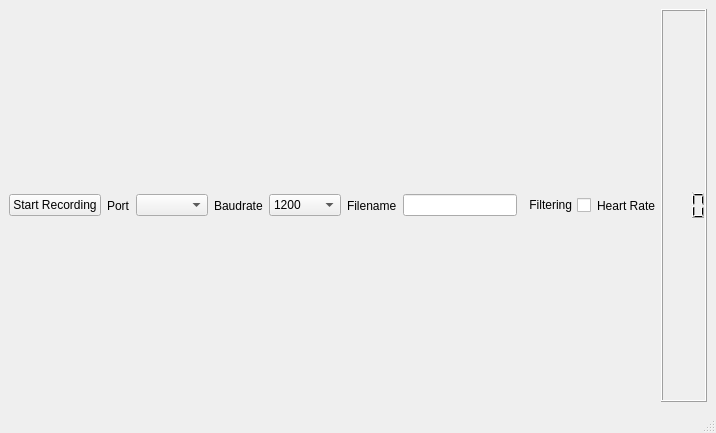
The window that gui/ECG_Recorder.ui (ZuzannaL/ECG_Recorder) describes before a commit, drawn with Qt 5.
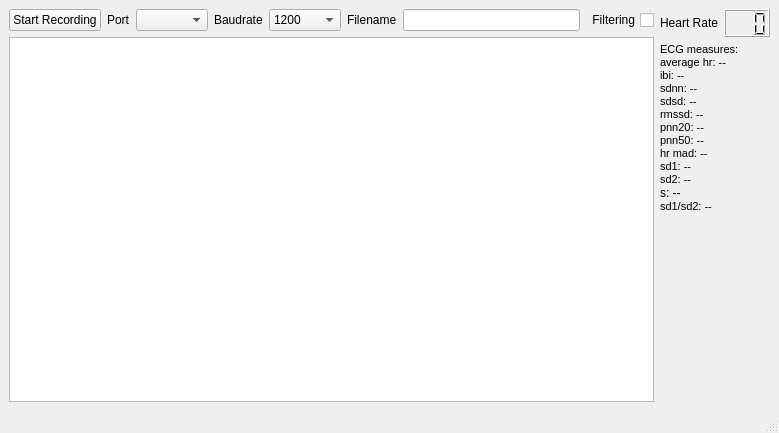
The same window after the commit.

Commit message: GUI changes for adding place for ECG analysis results

```diff
--- a/gui/ECG_Recorder.ui
+++ b/gui/ECG_Recorder.ui
@@ -6,7 +6,7 @@
    <rect>
     <x>0</x>
     <y>0</y>
-    <width>716</width>
+    <width>779</width>
     <height>433</height>
    </rect>
   </property>
@@ -26,7 +26,9 @@
      <verstretch>0</verstretch>
     </sizepolicy>
    </property>
-   <layout class="QVBoxLayout" name="verticalLayout_2">
+   <layout class="QHBoxLayout" name="horizontalLayout_3">
+    <item>
+     <layout class="QVBoxLayout" name="verticalLayout_1">
     <item>
      <layout class="QHBoxLayout" name="horizontalLayout">
       <item>
@@ -133,8 +135,38 @@
         </property>
        </widget>
       </item>
+       </layout>
+      </item>
+      <item>
+       <widget class="QGraphicsView" name="graphicsView_plot">
+        <property name="sizePolicy">
+         <sizepolicy hsizetype="MinimumExpanding" vsizetype="Expanding">
+          <horstretch>0</horstretch>
+          <verstretch>0</verstretch>
+         </sizepolicy>
+        </property>
+        <property name="minimumSize">
+         <size>
+          <width>600</width>
+          <height>0</height>
+         </size>
+        </property>
+       </widget>
+      </item>
+     </layout>
+    </item>
+    <item>
+     <layout class="QVBoxLayout" name="verticalLayout_2">
+      <item>
+       <layout class="QHBoxLayout" name="horizontalLayout_2">
       <item>
        <widget class="QLabel" name="label_HR">
+          <property name="minimumSize">
+           <size>
+            <width>0</width>
+            <height>28</height>
+           </size>
+          </property>
         <property name="text">
          <string>Heart Rate</string>
         </property>
@@ -145,11 +177,41 @@
       </item>
       <item>
        <widget class="QLCDNumber" name="lcdNumber_HR">
+          <property name="minimumSize">
+           <size>
+            <width>0</width>
+            <height>28</height>
+           </size>
+          </property>
         <property name="digitCount">
          <number>3</number>
         </property>
         <property name="segmentStyle">
          <enum>QLCDNumber::Filled</enum>
+          </property>
+         </widget>
+        </item>
+       </layout>
+      </item>
+      <item>
+       <widget class="QLabel" name="label_ecg_measures">
+        <property name="sizePolicy">
+         <sizepolicy hsizetype="Preferred" vsizetype="Expanding">
+          <horstretch>0</horstretch>
+          <verstretch>0</verstretch>
+         </sizepolicy>
+        </property>
+        <property name="minimumSize">
+         <size>
+          <width>100</width>
+          <height>0</height>
+         </size>
+        </property>
+        <property name="text">
+         <string>&lt;html&gt;&lt;head/&gt;&lt;body&gt;&lt;p&gt;&lt;span style=&quot; font-size:8pt;&quot;&gt;ECG measures:&lt;br/&gt;average hr: --&lt;br/&gt;ibi: --&lt;br/&gt;sdnn: --&lt;br/&gt;sdsd: --&lt;br/&gt;rmssd: --&lt;br/&gt;pnn20: --&lt;br/&gt;pnn50: --&lt;br/&gt;hr mad: --&lt;br/&gt;sd1: --&lt;br/&gt;sd2: --&lt;br/&gt;&lt;/span&gt;&lt;span style=&quot; font-size:9pt;&quot;&gt;s: --&lt;br/&gt;&lt;/span&gt;&lt;span style=&quot; font-size:8pt;&quot;&gt;sd1/sd2: --&lt;/span&gt;&lt;/p&gt;&lt;/body&gt;&lt;/html&gt;</string>
+        </property>
+        <property name="alignment">
+         <set>Qt::AlignLeading|Qt::AlignLeft|Qt::AlignTop</set>
         </property>
        </widget>
       </item>
```
Lines whose indentation alone changed are shown as unchanged. The commit also changes 2 other files.
